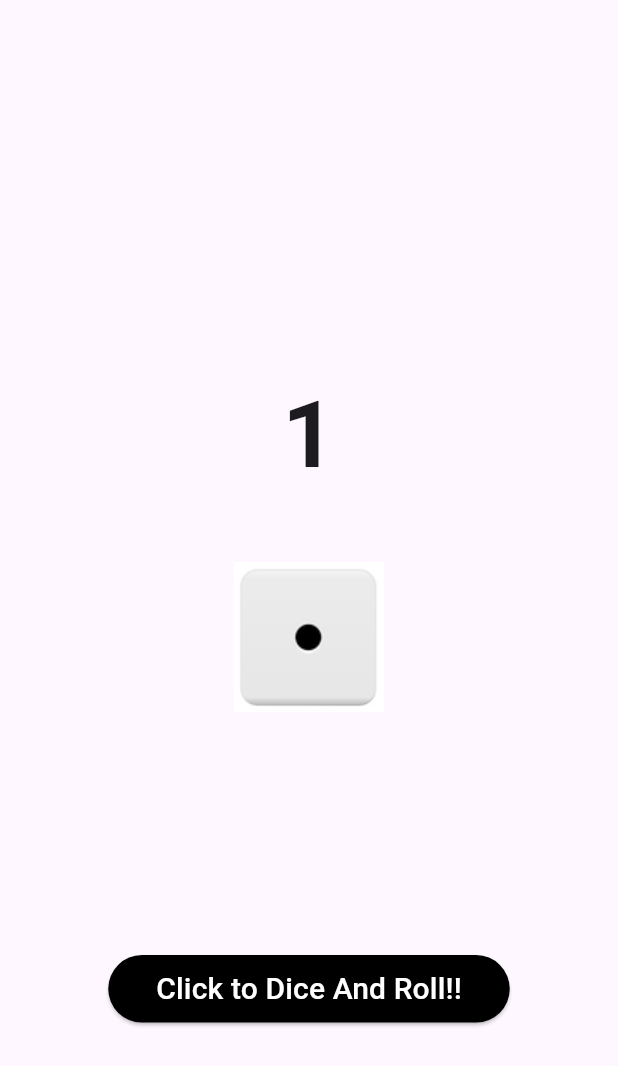
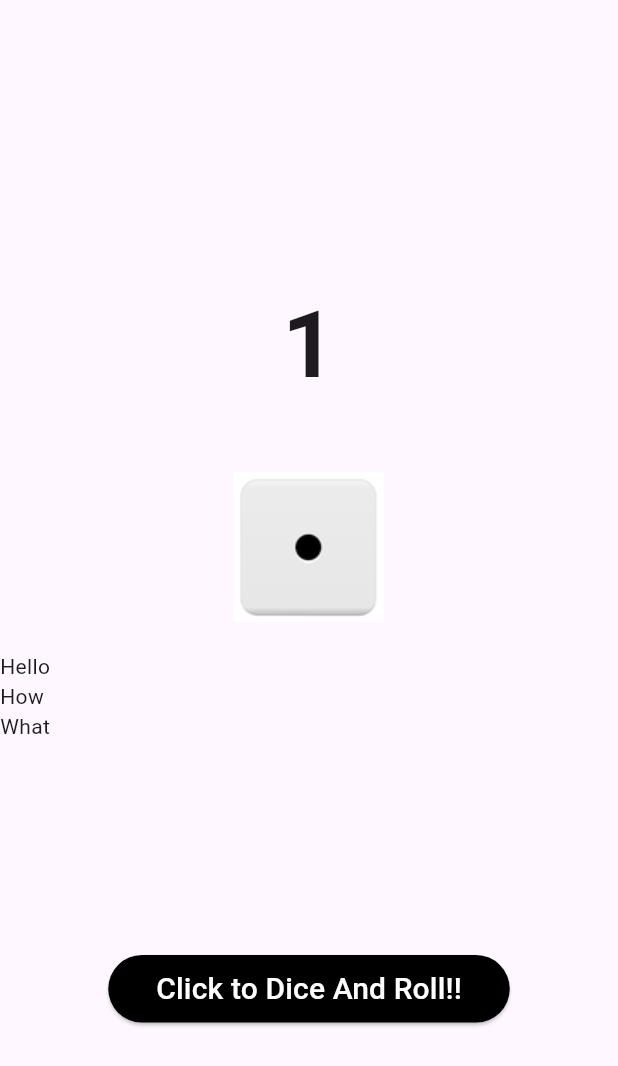
Before and after one commit to Partha0777/Dice-and-Roll, a Flutter app: the screen it shows after launch, on a phone screen of 412 x 824 dp. Shown: the top 1066 px of the screen. Run offline on Flutter 3.47's test engine with Material 3 defaults, Android fonts, the phone set to English and light mode, and no system bars.

Commit message:
#Added List View to show history of data.

```diff
--- a/lib/home_screen.dart
+++ b/lib/home_screen.dart
@@ -14,6 +14,7 @@ class HomeScreen extends StatefulWidget {
 
 class HomeState extends State<HomeScreen> {
   var diceValue = 1;
+  var list = ["Hello", "How", "What"];
 
   void generateRandomNumber() {
     setState(() {
@@ -42,7 +43,16 @@ class HomeState extends State<HomeScreen> {
                   Image(
                       image: AssetImage(image.replaceAll(
                           imagePlaceHolderValue, diceValue.toString()))),
-                  const SizedBox(height: 20)
+                  const SizedBox(height: 20),
+                  Center(
+                    child: ListView.builder(
+                      shrinkWrap: true,
+                        itemCount: list.length,
+                        itemBuilder: (context, index) {
+                          return Text(list[index]);
+                        }),
+                  )
+
                 ],
               ),
             )),
```
